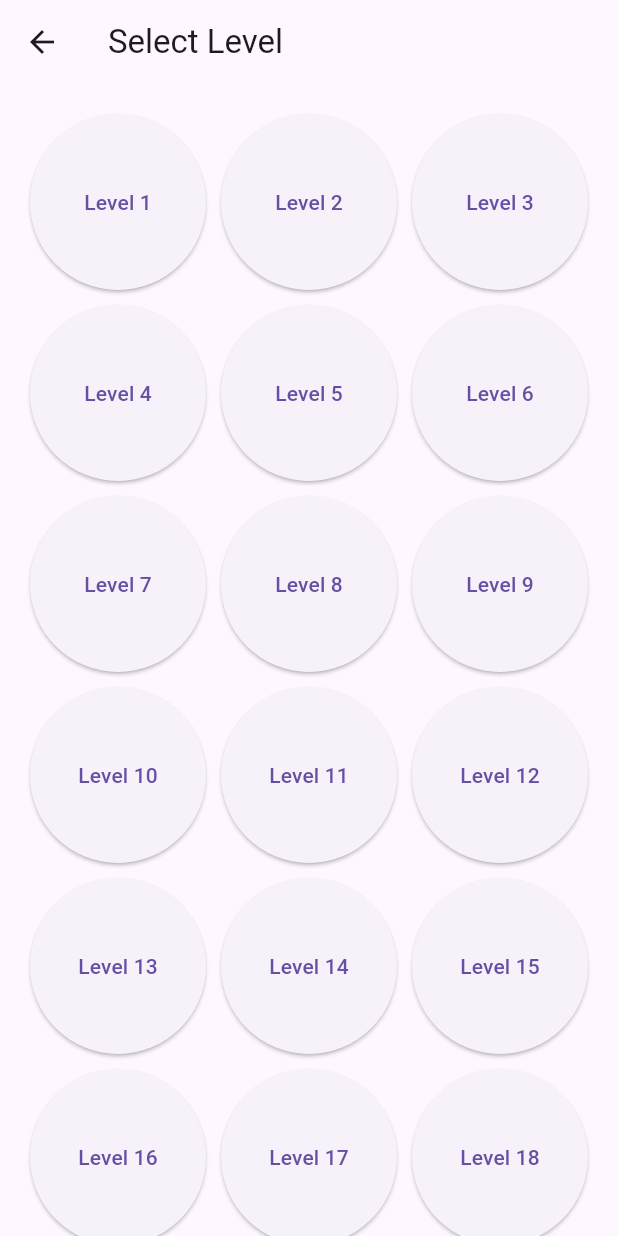
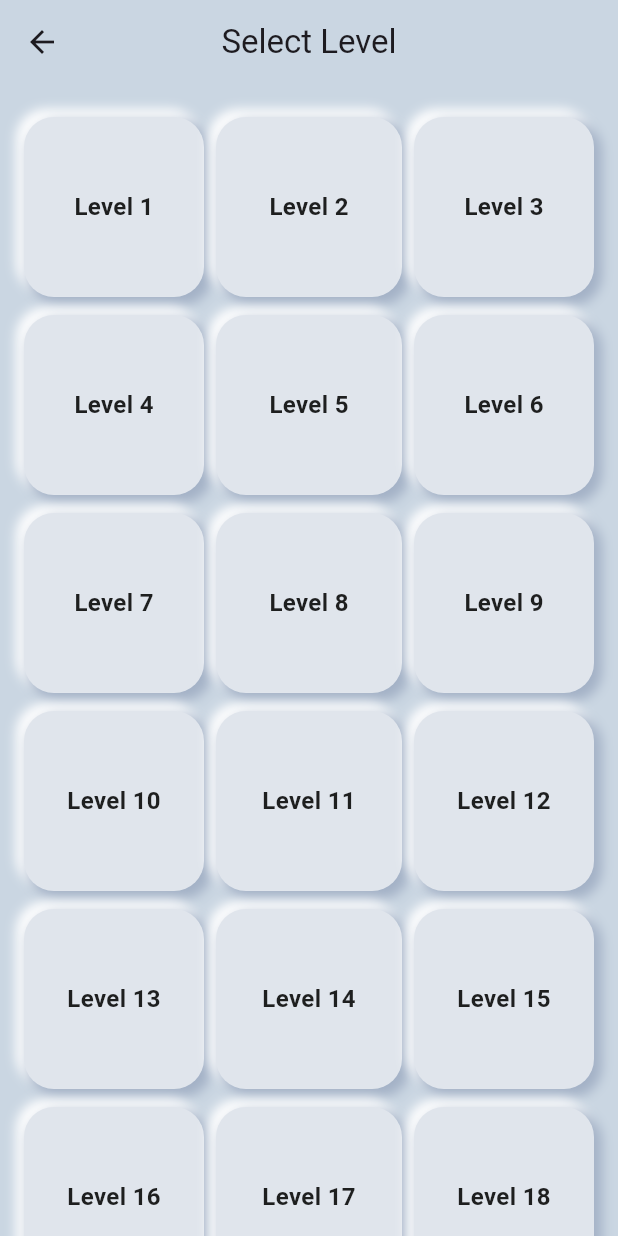
Before and after one commit to kavindu97/slide_puzzle, a Flutter app: the LevelSelectScreen screen opened directly, on a phone screen of 412 x 824 dp. Run offline on Flutter 3.47's test engine with Material 3 defaults, Android fonts, the phone set to English and light mode, and no system bars.

Commit message:
made  level select screen nice

```diff
--- a/lib/screens/level_select_screen.dart
+++ b/lib/screens/level_select_screen.dart
@@ -7,19 +7,35 @@
   @override
   Widget build(BuildContext context) {
     return Scaffold(
-      appBar: AppBar(title: const Text("Select Level")),
+      backgroundColor: const Color(0xFFCAD6E2),
+      appBar: AppBar(
+        title: const Text("Select Level"),
+        backgroundColor: const Color(0xFFCAD6E2),
+        elevation: 0,
+        centerTitle: true,
+      ),
       body: GridView.builder(
-        padding: const EdgeInsets.all(20),
+        padding: const EdgeInsets.symmetric(vertical: 16, horizontal: 8), // General padding
         itemCount: 100,
         gridDelegate: const SliverGridDelegateWithFixedCrossAxisCount(
           crossAxisCount: 3,
-          crossAxisSpacing: 10,
-          mainAxisSpacing: 10,
+          childAspectRatio: 1,
         ),
         itemBuilder: (context, index) {
           int level = index + 1;
-          return ElevatedButton(
-            onPressed: () {
+
+          final isFirstInRow = index % 3 == 0;
+          final isLastInRow = index % 3 == 2;
+
+          return Padding(
+            padding: EdgeInsets.only(
+              left: isFirstInRow ? 8 : 4,
+              right: isLastInRow ? 8 : 4,
+              top: 6,
+              bottom: 6,
+            ),
+            child: GestureDetector(
+              onTap: () {
                 Navigator.push(
                   context,
                   MaterialPageRoute(
@@ -27,7 +43,36 @@
                   ),
                 );
               },
-            child: Text("Level $level"),
+              child: Container(
+                decoration: BoxDecoration(
+                  color: const Color(0xFFE0E5EC),
+                  borderRadius: BorderRadius.circular(20),
+                  boxShadow: const [
+                    BoxShadow(
+                      color: Colors.white,
+                      offset: Offset(-4, -4),
+                      blurRadius: 6,
+                      spreadRadius: 1,
+                    ),
+                    BoxShadow(
+                      color: Color(0xFFA3B1C6),
+                      offset: Offset(4, 4),
+                      blurRadius: 6,
+                      spreadRadius: 1,
+                    ),
+                  ],
+                ),
+                alignment: Alignment.center,
+                child: Text(
+                  "Level $level",
+                  style: const TextStyle(
+                    fontWeight: FontWeight.bold,
+                    fontSize: 16,
+                    color: Colors.black87,
+                  ),
+                ),
+              ),
+            ),
           );
         },
       ),
```
Lines whose indentation alone changed are shown as unchanged.
